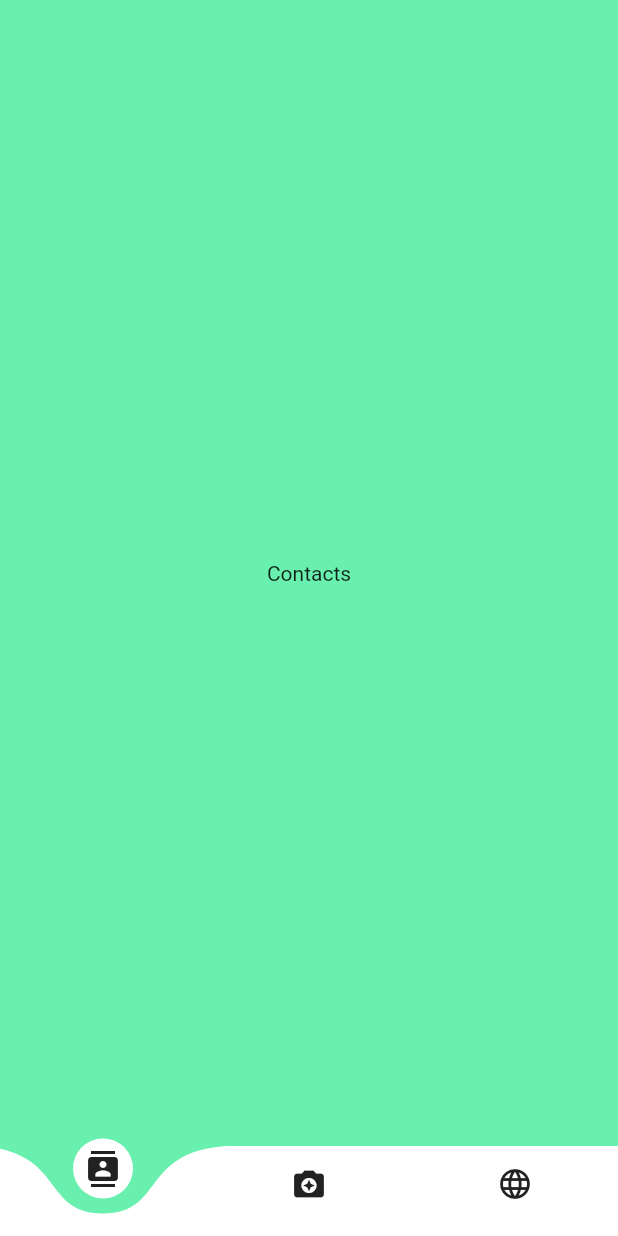
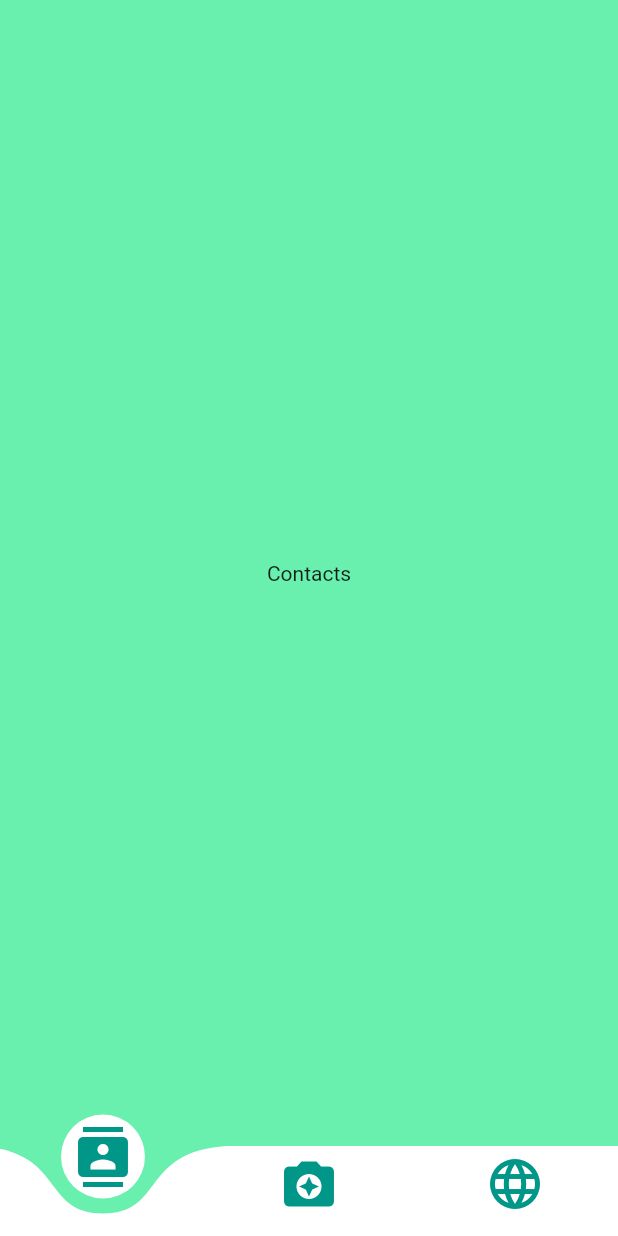
Before and after one commit to r0king/webMeets, a Flutter app: the Thewebinarpage screen opened directly, item 2 of the bottom bar chosen, after a tap on the "contacts" icon, on a phone screen of 412 x 824 dp. Run offline on Flutter 3.47's test engine with Material 2 defaults, Android fonts, the phone set to English and light mode, and no system bars.

Commit message:
curved nav

```diff
--- a/lib/webinarpage.dart
+++ b/lib/webinarpage.dart
@@ -1,62 +1,56 @@
 import 'package:flutter/material.dart';
 import 'package:flutter_login_screens/curved_navigation_bar.dart';
+
 class Thewebinarpage extends StatefulWidget {
   @override
   _ThewebinarpageState createState() => _ThewebinarpageState();
 }
 
 class _ThewebinarpageState extends State<Thewebinarpage> {
-
-  int _indexcurr=1;
+  int _indexcurr = 1;
   final _tabs = <Widget>[
     Center(
       child: Text("Contacts"),
     ),
     Container(
       child: Text("Meets"),
-    )
-  ,
-
+    ),
     Container(
       child: Text("Global meets"),
     )
   ];
 
-
   @override
   Widget build(BuildContext context) {
     return SafeArea(
-
       child: Scaffold(
         backgroundColor: Colors.greenAccent,
-        body:_tabs[_indexcurr],
-
-
-        bottomNavigationBar:
-        CurvedNavigationBar(
+        body: _tabs[_indexcurr],
+        bottomNavigationBar: CurvedNavigationBar(
 
           height: 60,
           backgroundColor: Colors.greenAccent,
           items: <Widget>[
             Icon(
-                  Icons.contacts,),
-              Icon(
-                  Icons.camera_enhance,
+              Icons.contacts,size: 40,color: Colors.teal
+              ,
             ),
             Icon(
-                    Icons.language,
+              Icons.camera_enhance,size: 40,color: Colors.teal,
             ),
-            ]
-        ,onTap: (index){
+            Icon(
+              Icons.language,size: 40,color: Colors.teal,
+
+            ),
+          ],
+          onTap: (index) {
             setState(() {
-                _indexcurr=index;
+              _indexcurr = index;
             });
           },
           animationDuration: Duration(
             milliseconds: 200,
           ),
-
-
         ),
       ),
     );
```
Lines whose indentation alone changed are shown as unchanged.
